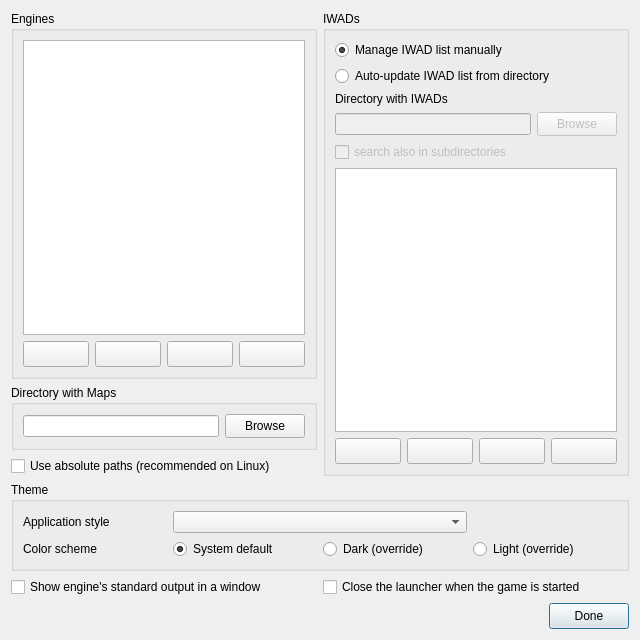
The window that Forms/SetupDialog.ui (Youda008/DoomRunner) describes before a commit, drawn with Qt 5.
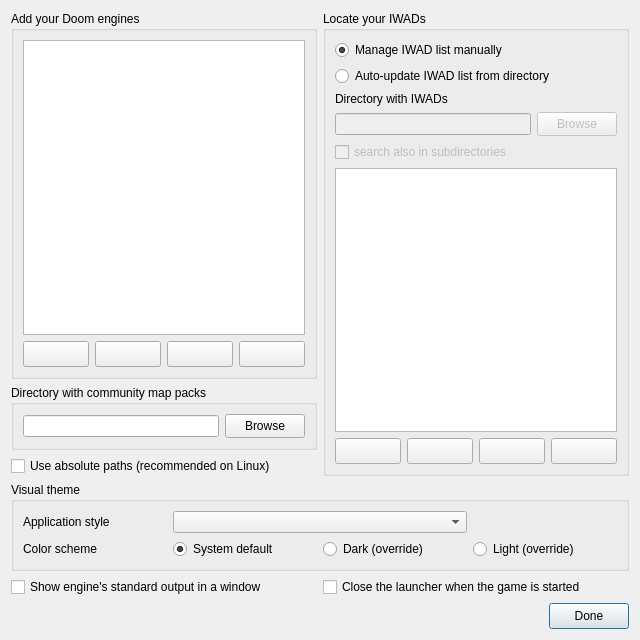
The same window after the commit. Icons and pictures are not drawn. Custom widgets are drawn as their Qt base class.

Commit message: better widget titles in Initial Setup dialog

The edit to the form file:
```diff
--- a/Forms/SetupDialog.ui
+++ b/Forms/SetupDialog.ui
@@ -24,7 +24,7 @@
        <item>
         <widget class="QGroupBox" name="engineGrpBox">
          <property name="title">
-          <string>Engines</string>
+          <string>Add your Doom engines</string>
          </property>
          <layout class="QVBoxLayout" name="verticalLayout_4">
           <item>
@@ -146,7 +146,7 @@
        <item>
         <widget class="QGroupBox" name="mapDirGrpBox">
          <property name="title">
-          <string>Directory with Maps</string>
+          <string>Directory with community map packs</string>
          </property>
          <layout class="QVBoxLayout" name="verticalLayout_6">
           <item>
@@ -193,7 +193,7 @@
        <item>
         <widget class="QGroupBox" name="iwadGrpBox">
          <property name="title">
-          <string>IWADs</string>
+          <string>Locate your IWADs</string>
          </property>
          <layout class="QVBoxLayout" name="verticalLayout_5">
           <item>
@@ -393,7 +393,7 @@
       </sizepolicy>
      </property>
      <property name="title">
-      <string>Theme</string>
+      <string>Visual theme</string>
      </property>
      <layout class="QGridLayout" name="gridLayout">
       <item row="1" column="0">
```
